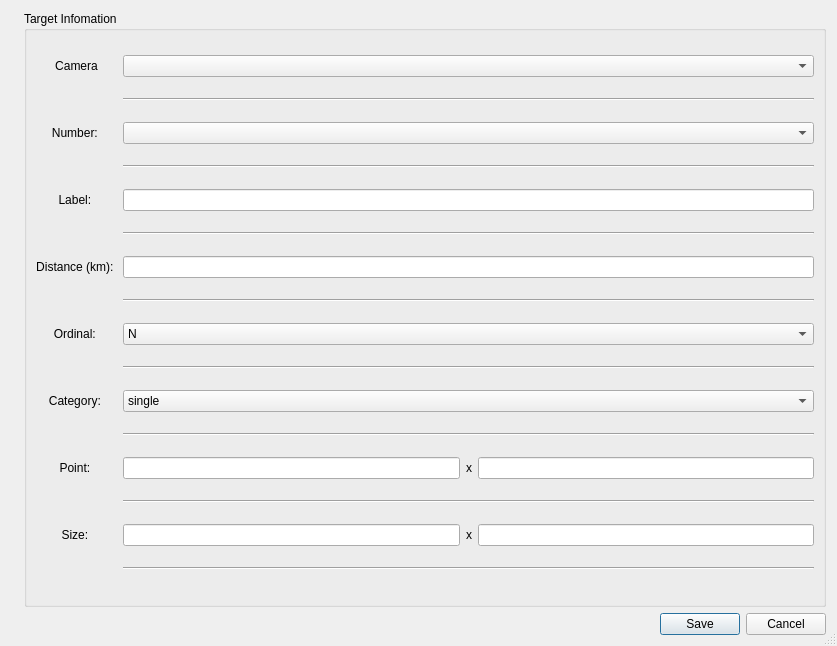
Qt form resources/target_view.ui (Oh-JongJin/js08) before a commit.
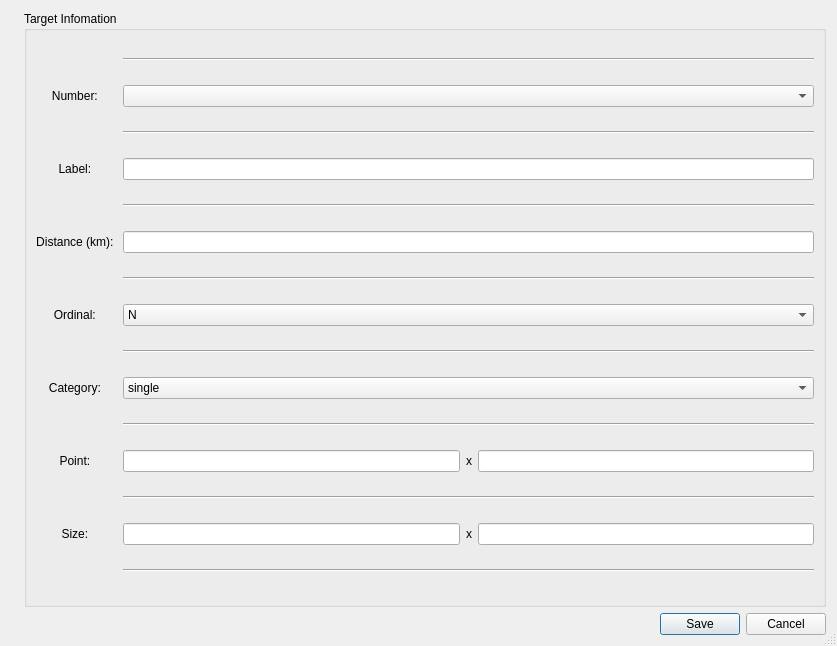
The same form after that commit.

Commit message: Add about window and modify to access target view

```diff
--- a/resources/target_view.ui
+++ b/resources/target_view.ui
@@ -55,10 +55,7 @@
           <string>Target Infomation</string>
          </property>
          <layout class="QGridLayout" name="gridLayout">
-          <item row="1" column="2">
-           <widget class="QComboBox" name="cameraCombo"/>
-          </item>
-          <item row="11" column="0">
+          <item row="10" column="0">
            <widget class="QLabel" name="categoryLabel">
             <property name="text">
              <string>Category: </string>
@@ -68,34 +65,17 @@
             </property>
            </widget>
           </item>
-          <item row="3" column="0">
-           <widget class="QLabel" name="numberLabel">
+          <item row="8" column="0">
+           <widget class="QLabel" name="ordinalLabel">
             <property name="text">
-             <string>Number: </string>
+             <string>Ordinal: </string>
             </property>
             <property name="alignment">
              <set>Qt::AlignCenter</set>
             </property>
            </widget>
           </item>
-          <item row="13" column="2">
-           <layout class="QHBoxLayout" name="horizontalLayout_2">
-            <item>
-             <widget class="QLineEdit" name="point_x_Edit"/>
-            </item>
-            <item>
-             <widget class="QLabel" name="label">
-              <property name="text">
-               <string>x</string>
-              </property>
-             </widget>
-            </item>
-            <item>
-             <widget class="QLineEdit" name="point_y_Edit"/>
-            </item>
-           </layout>
-          </item>
-          <item row="9" column="2">
+          <item row="8" column="2">
            <widget class="QComboBox" name="ordinalCombo">
             <property name="placeholderText">
              <string/>
@@ -142,112 +122,17 @@
             </item>
            </widget>
           </item>
-          <item row="1" column="0">
-           <widget class="QLabel" name="cameraLabel">
-            <property name="text">
-             <string>Camera</string>
-            </property>
-            <property name="alignment">
-             <set>Qt::AlignCenter</set>
-            </property>
-            <property name="textInteractionFlags">
-             <set>Qt::LinksAccessibleByMouse</set>
-            </property>
-           </widget>
-          </item>
           <item row="6" column="2">
-           <widget class="Line" name="line_2">
-            <property name="orientation">
-             <enum>Qt::Horizontal</enum>
-            </property>
-           </widget>
-          </item>
-          <item row="5" column="0">
-           <widget class="QLabel" name="labelLabel">
-            <property name="text">
-             <string>Label: </string>
-            </property>
-            <property name="alignment">
-             <set>Qt::AlignCenter</set>
-            </property>
-           </widget>
-          </item>
-          <item row="10" column="2">
-           <widget class="Line" name="line_6">
-            <property name="orientation">
-             <enum>Qt::Horizontal</enum>
-            </property>
-           </widget>
-          </item>
-          <item row="9" column="0">
-           <widget class="QLabel" name="ordinalLabel">
-            <property name="text">
-             <string>Ordinal: </string>
-            </property>
-            <property name="alignment">
-             <set>Qt::AlignCenter</set>
-            </property>
-           </widget>
-          </item>
-          <item row="7" column="0">
-           <widget class="QLabel" name="distanceLabel">
-            <property name="text">
-             <string>Distance (km): </string>
-            </property>
-            <property name="alignment">
-             <set>Qt::AlignCenter</set>
-            </property>
-           </widget>
-          </item>
-          <item row="14" column="2">
-           <widget class="Line" name="line_7">
-            <property name="orientation">
-             <enum>Qt::Horizontal</enum>
-            </property>
-           </widget>
-          </item>
-          <item row="8" column="2">
-           <widget class="Line" name="line_3">
-            <property name="orientation">
-             <enum>Qt::Horizontal</enum>
-            </property>
-           </widget>
-          </item>
-          <item row="3" column="2">
-           <widget class="QComboBox" name="numberCombo"/>
-          </item>
-          <item row="4" column="2">
-           <widget class="Line" name="line">
-            <property name="orientation">
-             <enum>Qt::Horizontal</enum>
-            </property>
-           </widget>
-          </item>
-          <item row="2" column="2">
-           <widget class="Line" name="line_8">
-            <property name="orientation">
-             <enum>Qt::Horizontal</enum>
-            </property>
-           </widget>
-          </item>
-          <item row="12" column="2">
-           <widget class="Line" name="line_4">
-            <property name="orientation">
-             <enum>Qt::Horizontal</enum>
-            </property>
-           </widget>
-          </item>
-          <item row="7" column="2">
            <widget class="QLineEdit" name="distanceEdit">
             <property name="inputMask">
              <string/>
             </property>
            </widget>
           </item>
-          <item row="5" column="2">
-           <widget class="QLineEdit" name="labelEdit"/>
+          <item row="2" column="2">
+           <widget class="QComboBox" name="numberCombo"/>
           </item>
-          <item row="13" column="0">
+          <item row="12" column="0">
            <widget class="QLabel" name="pointLabel">
             <property name="text">
              <string>Point: </string>
@@ -257,14 +142,31 @@
             </property>
            </widget>
           </item>
-          <item row="16" column="2">
+          <item row="15" column="2">
            <widget class="Line" name="line_5">
             <property name="orientation">
              <enum>Qt::Horizontal</enum>
             </property>
            </widget>
           </item>
-          <item row="11" column="2">
+          <item row="14" column="2">
+           <layout class="QHBoxLayout" name="horizontalLayout_4">
+            <item>
+             <widget class="QLineEdit" name="size_x_Edit"/>
+            </item>
+            <item>
+             <widget class="QLabel" name="label_2">
+              <property name="text">
+               <string>x</string>
+              </property>
+             </widget>
+            </item>
+            <item>
+             <widget class="QLineEdit" name="size_y_Edit"/>
+            </item>
+           </layout>
+          </item>
+          <item row="10" column="2">
            <widget class="QComboBox" name="categoryCombo">
             <item>
              <property name="text">
@@ -278,7 +180,106 @@
             </item>
            </widget>
           </item>
-          <item row="15" column="0">
+          <item row="1" column="2">
+           <widget class="Line" name="line_8">
+            <property name="orientation">
+             <enum>Qt::Horizontal</enum>
+            </property>
+           </widget>
+          </item>
+          <item row="11" column="2">
+           <widget class="Line" name="line_4">
+            <property name="orientation">
+             <enum>Qt::Horizontal</enum>
+            </property>
+           </widget>
+          </item>
+          <item row="4" column="2">
+           <widget class="QLineEdit" name="labelEdit"/>
+          </item>
+          <item row="4" column="0">
+           <widget class="QLabel" name="labelLabel">
+            <property name="text">
+             <string>Label: </string>
+            </property>
+            <property name="alignment">
+             <set>Qt::AlignCenter</set>
+            </property>
+           </widget>
+          </item>
+          <item row="9" column="2">
+           <widget class="Line" name="line_6">
+            <property name="orientation">
+             <enum>Qt::Horizontal</enum>
+            </property>
+           </widget>
+          </item>
+          <item row="3" column="2">
+           <widget class="Line" name="line">
+            <property name="orientation">
+             <enum>Qt::Horizontal</enum>
+            </property>
+           </widget>
+          </item>
+          <item row="13" column="2">
+           <widget class="Line" name="line_7">
+            <property name="orientation">
+             <enum>Qt::Horizontal</enum>
+            </property>
+           </widget>
+          </item>
+          <item row="6" column="0">
+           <widget class="QLabel" name="distanceLabel">
+            <property name="text">
+             <string>Distance (km): </string>
+            </property>
+            <property name="alignment">
+             <set>Qt::AlignCenter</set>
+            </property>
+           </widget>
+          </item>
+          <item row="12" column="2">
+           <layout class="QHBoxLayout" name="horizontalLayout_2">
+            <item>
+             <widget class="QLineEdit" name="point_x_Edit"/>
+            </item>
+            <item>
+             <widget class="QLabel" name="label">
+              <property name="text">
+               <string>x</string>
+              </property>
+             </widget>
+            </item>
+            <item>
+             <widget class="QLineEdit" name="point_y_Edit"/>
+            </item>
+           </layout>
+          </item>
+          <item row="5" column="2">
+           <widget class="Line" name="line_2">
+            <property name="orientation">
+             <enum>Qt::Horizontal</enum>
+            </property>
+           </widget>
+          </item>
+          <item row="2" column="0">
+           <widget class="QLabel" name="numberLabel">
+            <property name="text">
+             <string>Number: </string>
+            </property>
+            <property name="alignment">
+             <set>Qt::AlignCenter</set>
+            </property>
+           </widget>
+          </item>
+          <item row="7" column="2">
+           <widget class="Line" name="line_3">
+            <property name="orientation">
+             <enum>Qt::Horizontal</enum>
+            </property>
+           </widget>
+          </item>
+          <item row="14" column="0">
            <widget class="QLabel" name="sizeLabel">
             <property name="text">
              <string>Size: </string>
@@ -288,23 +289,6 @@
             </property>
            </widget>
           </item>
-          <item row="15" column="2">
-           <layout class="QHBoxLayout" name="horizontalLayout_4">
-            <item>
-             <widget class="QLineEdit" name="size_x_Edit"/>
-            </item>
-            <item>
-             <widget class="QLabel" name="label_2">
-              <property name="text">
-               <string>x</string>
-              </property>
-             </widget>
-            </item>
-            <item>
-             <widget class="QLineEdit" name="size_y_Edit"/>
-            </item>
-           </layout>
-          </item>
          </layout>
         </widget>
        </item>
```
The commit also changes 2 other files.
